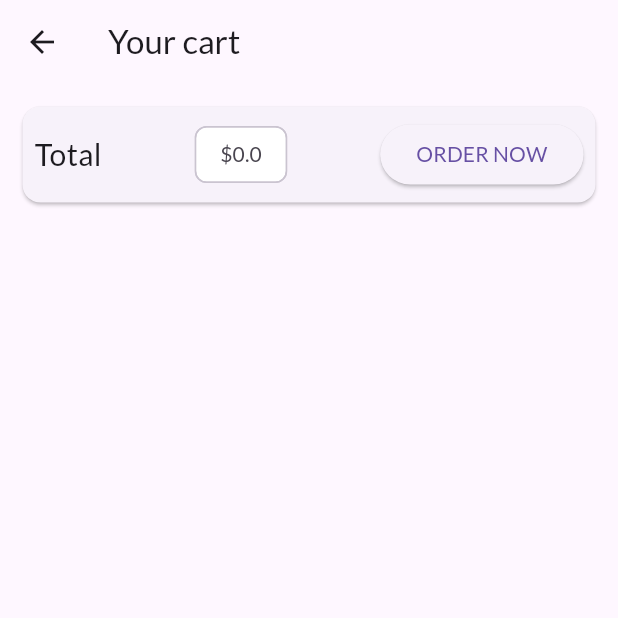
After one commit to GarifullinII/shopapp, a Flutter app: the CartScreen screen opened by its route, on a phone screen of 412 x 824 dp, the top half of it. The commit adds this screen. Run offline on Flutter 3.47's test engine with Material 3 defaults, Android fonts, the phone set to English and light mode, and no system bars; network calls fail.

Commit message:
add cart_screen

```diff
--- a/lib/main.dart
+++ b/lib/main.dart
@@ -2,6 +2,7 @@ import 'package:flutter/material.dart';
 import 'package:provider/provider.dart';
 import 'package:shopapp/providers/cart.dart';
 import 'package:shopapp/providers/products_provider.dart';
+import 'package:shopapp/screens/cart_screen.dart';
 import 'package:shopapp/screens/product_detail_screen.dart';
 import 'package:shopapp/screens/products_overview_screen.dart';
 
@@ -35,6 +36,7 @@ class MyApp extends StatelessWidget {
           '/': (context) => const ProductsOverviewScreen(),
           ProductDetailScreen.routeName: (context) =>
               const ProductDetailScreen(),
+          CartScreen.routeName: (context) => const CartScreen(),
         },
         onUnknownRoute: (settings) {
           return MaterialPageRoute(
--- a/lib/providers/cart.dart
+++ b/lib/providers/cart.dart
@@ -23,6 +23,15 @@ class Cart with ChangeNotifier {
 
   int get itemCount {
     return _items.length;
+  }
+
+  double get totalAmount {
+    double total = 0.0;
+    _items.forEach((key, cartItem) {
+      total += cartItem.price * cartItem.quantity;
+    });
+
+    return total;
   }
 
   void addItem(
--- /dev/null
+++ b/lib/screens/cart_screen.dart
@@ -0,0 +1,50 @@
+import 'package:flutter/material.dart';
+import 'package:provider/provider.dart';
+import 'package:shopapp/providers/cart.dart';
+
+class CartScreen extends StatelessWidget {
+  static const routeName = '/cart';
+
+  const CartScreen({super.key});
+
+  @override
+  Widget build(BuildContext context) {
+    return Scaffold(
+      appBar: AppBar(
+        title: const Text('Your cart'),
+      ),
+      body: Column(
+        children: [
+          Card(
+            margin: const EdgeInsets.all(15),
+            child: Padding(
+              padding: const EdgeInsets.all(8),
+              child: Row(
+                mainAxisAlignment: MainAxisAlignment.spaceBetween,
+                children: [
+                  const Text(
+                    'Total',
+                    style: TextStyle(fontSize: 20),
+                  ),
+                  Consumer<Cart>(
+                    builder: (BuildContext context, Cart cart, Widget? widget) {
+                      return Chip(
+                          label: Text(
+                            '\$${cart.totalAmount}',
+                          ),
+                          backgroundColor: Colors.white);
+                    },
+                  ),
+                  ElevatedButton(
+                    onPressed: () {},
+                    child: const Text('ORDER NOW'),
+                  ),
+                ],
+              ),
+            ),
+          )
+        ],
+      ),
+    );
+  }
+}
--- a/lib/screens/products_overview_screen.dart
+++ b/lib/screens/products_overview_screen.dart
@@ -1,9 +1,9 @@
-import 'package:flutter/cupertino.dart';
 import 'package:flutter/material.dart';
 import 'package:provider/provider.dart';
 import 'package:shopapp/widgets/custom_badge.dart';
 import '../providers/cart.dart';
 import '../widgets/products_grid.dart';
+import 'cart_screen.dart';
 
 enum FilterOption { favorite, all }
 
@@ -53,7 +53,9 @@ class _ProductsOverviewScreenState extends State<ProductsOverviewScreen> {
             },
             child: IconButton(
               icon: const Icon(Icons.shopping_cart),
-              onPressed: () {},
+              onPressed: () {
+                Navigator.of(context).pushNamed(CartScreen.routeName);
+              },
             ),
           ),
         ],
```
